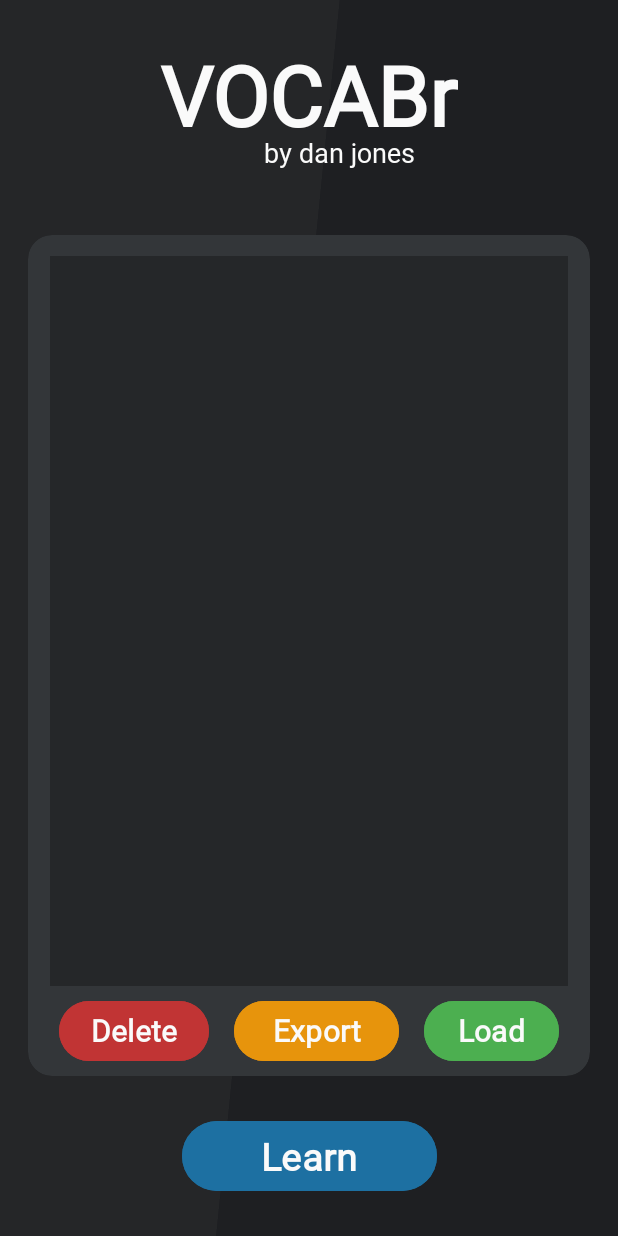
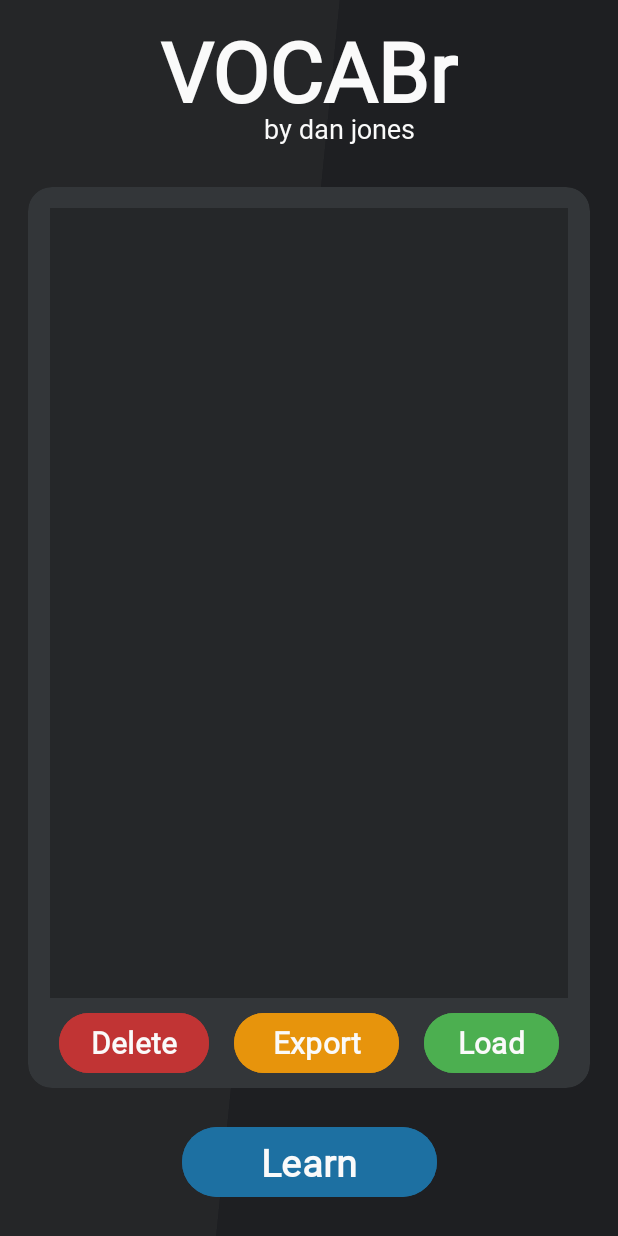
Before and after one commit to danj0nes/VOCABr, an Android app: the screen it shows after launch (MainActivity), on a phone screen of 412 x 824 dp. Run offline under Robolectric (Android 15) with nearby library versions, the phone set to English and light mode, and no system bars; libraries missing offline, so code that uses them is left out: com.opencsv.bean.

Commit message:
finished main updates

```diff
--- a/app/build.gradle.kts
+++ b/app/build.gradle.kts
@@ -8,7 +8,7 @@ android {
     compileSdk = 35
 
     defaultConfig {
-        applicationId = "com.danjonesapps.vocabr.test" //edit this to not overwrite
+        applicationId = "com.danjonesapps.vocabr" //edit this to not overwrite
         minSdk = 26
         targetSdk = 35
         versionCode = 1
--- /dev/null
+++ b/app/src/main/res/drawable/radio_checked.xml
@@ -0,0 +1,9 @@
+<vector xmlns:android="http://schemas.android.com/apk/res/android"
+    android:width="24dp"
+    android:height="24dp"
+    android:viewportWidth="960"
+    android:viewportHeight="960">
+  <path
+      android:pathData="M480,680q83,0 141.5,-58.5T680,480q0,-83 -58.5,-141.5T480,280q-83,0 -141.5,58.5T280,480q0,83 58.5,141.5T480,680ZM480,880q-83,0 -156,-31.5T197,763q-54,-54 -85.5,-127T80,480q0,-83 31.5,-156T197,197q54,-54 127,-85.5T480,80q83,0 156,31.5T763,197q54,54 85.5,127T880,480q0,83 -31.5,156T763,763q-54,54 -127,85.5T480,880ZM480,800q134,0 227,-93t93,-227q0,-134 -93,-227t-227,-93q-134,0 -227,93t-93,227q0,134 93,227t227,93Z"
+      android:fillColor="#e3e3e3"/>
+</vector>
--- /dev/null
+++ b/app/src/main/res/drawable/radio_unchecked.xml
@@ -0,0 +1,9 @@
+<vector xmlns:android="http://schemas.android.com/apk/res/android"
+    android:width="24dp"
+    android:height="24dp"
+    android:viewportWidth="960"
+    android:viewportHeight="960">
+  <path
+      android:pathData="M480,880q-83,0 -156,-31.5T197,763q-54,-54 -85.5,-127T80,480q0,-83 31.5,-156T197,197q54,-54 127,-85.5T480,80q83,0 156,31.5T763,197q54,54 85.5,127T880,480q0,83 -31.5,156T763,763q-54,54 -127,85.5T480,880ZM480,800q134,0 227,-93t93,-227q0,-134 -93,-227t-227,-93q-134,0 -227,93t-93,227q0,134 93,227t227,93Z"
+      android:fillColor="#e3e3e3"/>
+</vector>
--- a/app/src/main/res/layout/activity_main.xml
+++ b/app/src/main/res/layout/activity_main.xml
@@ -17,6 +17,8 @@
         android:id="@+id/logo_group"
         android:layout_width="wrap_content"
         android:layout_height="wrap_content"
+        android:layout_marginTop="10dp"
+        android:layout_marginBottom="10dp"
         app:layout_constraintBottom_toTopOf="@id/lists_card_view"
         app:layout_constraintEnd_toEndOf="parent"
         app:layout_constraintStart_toStartOf="parent"
@@ -61,9 +63,6 @@
 
     </androidx.constraintlayout.widget.ConstraintLayout>
 
-
-
-
     <androidx.cardview.widget.CardView
         android:id="@+id/lists_card_view"
         android:layout_height="0dp"
@@ -72,7 +71,6 @@
         app:cardElevation="0dp"
         android:backgroundTint="@color/card_gray"
         app:layout_constraintWidth_percent="0.91"
-        app:layout_constraintHeight_percent="0.68"
         app:layout_constraintTop_toBottomOf="@id/logo_group"
         app:layout_constraintBottom_toTopOf="@id/learn_button"
         app:layout_constraintStart_toStartOf="parent"
@@ -166,6 +164,8 @@
         android:backgroundTint="@color/term_white_def_high"
         android:text="@string/learn_button_text"
         android:textColor="@color/term_white"
+        android:layout_marginTop="22dp"
+        android:layout_marginBottom="22dp"
         android:textSize="25sp"
         app:layout_constraintHorizontal_bias="0.5"
         app:layout_constraintBottom_toBottomOf="parent"
```
Also changed, not shown: app/src/main/java/com/danjonesapps/vocabr/ListAdapter.kt (+24 -22 lines), app/src/main/java/com/danjonesapps/vocabr/Util.kt (+19 -38 lines), app/src/main/res/layout/activity_learn.xml (+5 -4 lines), app/src/main/res/layout/item_list.xml (+24 -14 lines).
